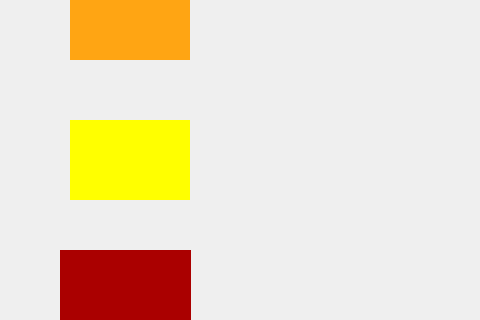
First picture: the form in MyPropertyAnimation/mymainwindow.ui, repository tsungcode/Qt-repo, before the edit; both pictures show x 0 to 480 and y 100 to 420 of the 800 by 600 pixel window.
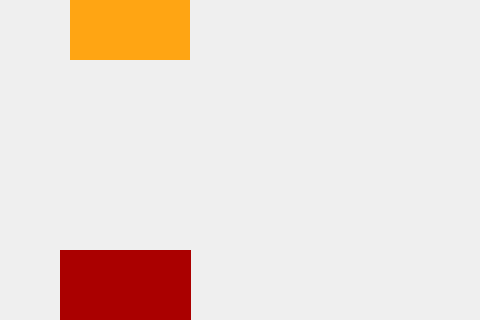
Second picture: the form after the edit.

Diff of the .ui file:
```diff
--- a/MyPropertyAnimation/mymainwindow.ui
+++ b/MyPropertyAnimation/mymainwindow.ui
@@ -71,7 +71,7 @@
      </rect>
     </property>
     <property name="styleSheet">
-     <string notr="true">background-color: yellow;</string>
+     <string notr="true">QWidget{background-color: yellow};</string>
     </property>
    </widget>
    <widget class="QWidget" name="touming" native="true">
```
